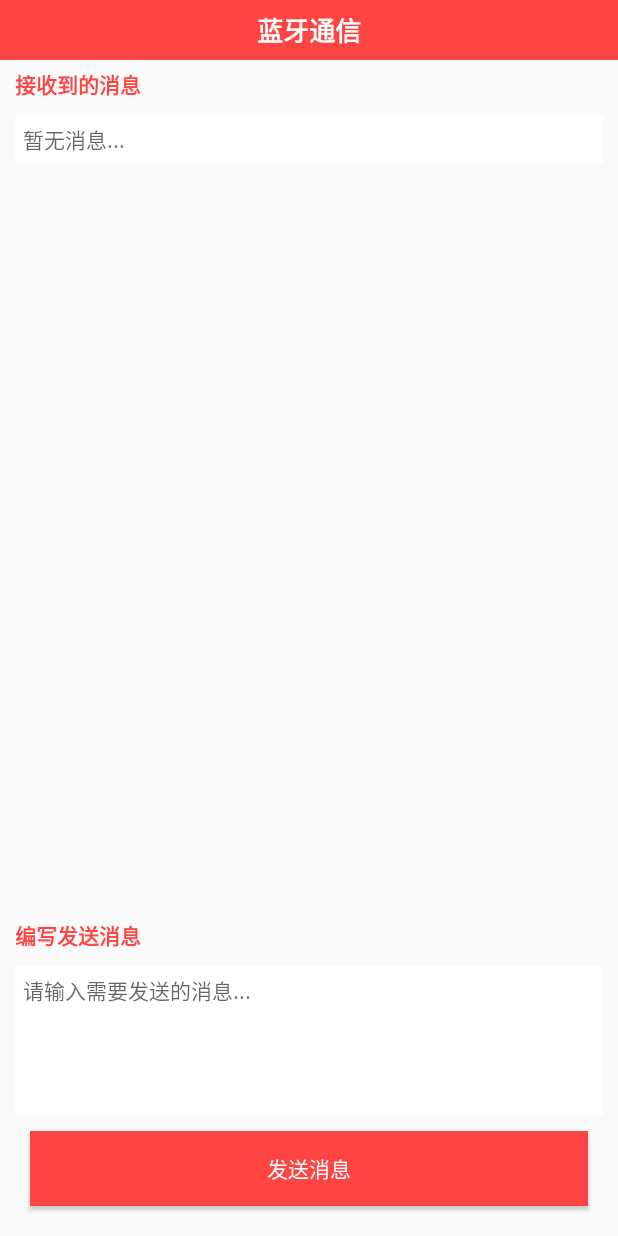
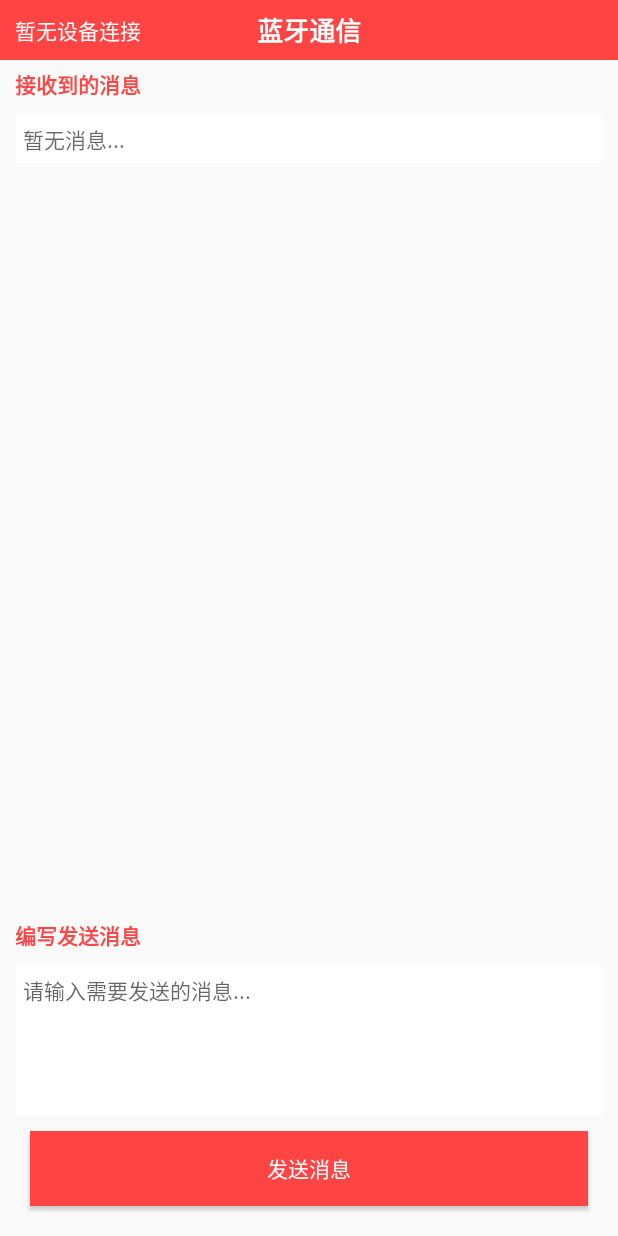
Before and after one commit to hutaodediannao/Bluetooth, an Android app: the layout activity_main.xml on its own in the app's theme, with its tools: preview values and no code run, on a phone screen of 412 x 824 dp. Run offline under Robolectric (Android 15) with nearby library versions, the light colour scheme and no system bars.

Commit message:
1、新增连接设备名称显示 2、通过service通信，防止内存溢出的风险 3、设备断开，重连自动回调连接设备信息名称 4、代码优化

```diff
--- a/app/src/main/AndroidManifest.xml
+++ b/app/src/main/AndroidManifest.xml
@@ -19,10 +19,12 @@
         <service
             android:name=".service.BluetoothService"
             android:enabled="true"
-            android:exported="true"></service>
+            android:exported="true"/>
 
         <activity android:name=".activity.ConfigActivity" />
-        <activity android:name=".activity.MainActivity">
+        <activity
+            android:name=".activity.MainActivity"
+            android:windowSoftInputMode="adjustResize">
             <intent-filter>
                 <action android:name="android.intent.action.MAIN" />
 
--- a/app/src/main/res/layout/activity_main.xml
+++ b/app/src/main/res/layout/activity_main.xml
@@ -12,6 +12,18 @@
         android:layout_width="match_parent"
         android:layout_height="40dp"
         android:background="@android:color/holo_red_light">
+
+        <TextView
+            android:id="@+id/tvDeviceName"
+            android:onClick="connectManager"
+            android:layout_width="wrap_content"
+            android:layout_height="match_parent"
+            android:textSize="14sp"
+            android:textColor="@android:color/white"
+            android:gravity="center"
+            android:layout_gravity="left"
+            android:paddingLeft="10dp"
+            android:text="暂无设备连接"/>
 
         <TextView
             android:layout_width="wrap_content"
```
Also changed, not shown: app/src/main/java/com/sf/bluetoothcommunication/activity/ConfigActivity.java (+0 -27 lines), app/src/main/java/com/sf/bluetoothcommunication/activity/MainActivity.java (+68 -1 lines).
